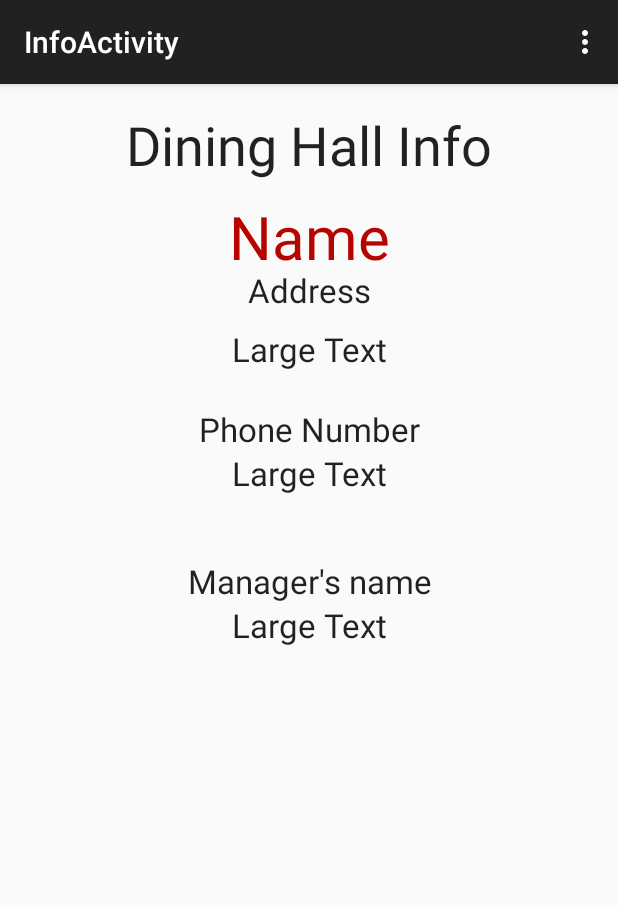
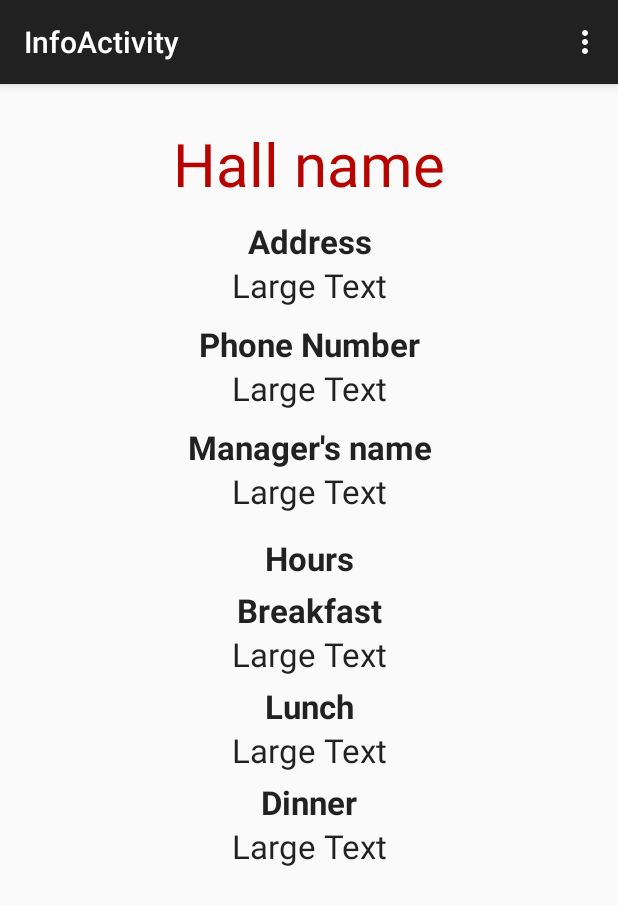
Before and after one commit to aschleicher2/HuskerDining, an Android app: the InfoActivity screen opened directly, with no data from a screen before it, on a phone screen of 412 x 824 dp. Shown: the top 905 px of the screen. Run offline under Robolectric (Android 15) with nearby library versions, the light colour scheme and no system bars.

Commit message:
Touched up layout

```diff
--- a/HuskerDining/app/src/main/res/layout/activity_info.xml
+++ b/HuskerDining/app/src/main/res/layout/activity_info.xml
@@ -12,16 +12,15 @@
         android:textAppearance="?android:attr/textAppearanceLarge"
         android:text="Address"
         android:id="@+id/address"
-        android:layout_marginTop="38dp"
+        android:singleLine="false"
+        android:gravity="center_horizontal"
+        android:paddingTop="10dp"
+        android:layout_below="@+id/name_info"
+        android:layout_alignParentLeft="true"
+        android:layout_alignParentStart="true"
         android:layout_alignParentRight="true"
         android:layout_alignParentEnd="true"
-        android:layout_alignParentLeft="true"
-        android:layout_alignParentStart="true"
-        android:singleLine="false"
-        android:gravity="center_horizontal"
-        android:layout_below="@+id/diningHall_info"
-        android:paddingTop="20dp"
-        android:paddingBottom="10dp" />
+        android:textStyle="bold" />
 
     <TextView
         android:layout_width="wrap_content"
@@ -29,13 +28,13 @@
         android:textAppearance="?android:attr/textAppearanceLarge"
         android:text="Phone Number"
         android:id="@+id/phone_number"
-        android:layout_below="@+id/address"
-        android:layout_marginTop="53dp"
-        android:layout_alignRight="@+id/phone_info"
-        android:layout_alignEnd="@+id/phone_info"
+        android:gravity="center_horizontal"
+        android:layout_below="@+id/address_info"
         android:layout_alignParentLeft="true"
         android:layout_alignParentStart="true"
-        android:gravity="center_horizontal" />
+        android:layout_alignParentRight="true"
+        android:layout_alignParentEnd="true"
+        android:textStyle="bold" />
 
     <TextView
         android:layout_width="wrap_content"
@@ -43,27 +42,13 @@
         android:textAppearance="?android:attr/textAppearanceLarge"
         android:text="Manager&apos;s name"
         android:id="@+id/manager_name"
-        android:layout_below="@+id/phone_number"
-        android:layout_marginTop="72dp"
+        android:gravity="center_horizontal"
+        android:layout_below="@+id/phone_info"
         android:layout_alignParentLeft="true"
         android:layout_alignParentStart="true"
-        android:layout_alignRight="@+id/manager_info"
-        android:layout_alignEnd="@+id/manager_info"
-        android:gravity="center_horizontal" />
-
-    <TextView
-        android:layout_width="wrap_content"
-        android:layout_height="wrap_content"
-        android:textAppearance="?android:attr/textAppearanceLarge"
-        android:text="Dining Hall Info"
-        android:id="@+id/diningHall_info"
-        android:textSize="@dimen/abc_action_button_min_width_overflow_material"
-        android:gravity="center_horizontal"
-        android:layout_alignParentTop="true"
         android:layout_alignParentRight="true"
         android:layout_alignParentEnd="true"
-        android:layout_alignParentLeft="true"
-        android:layout_alignParentStart="true" />
+        android:textStyle="bold" />
 
     <TextView
         android:layout_width="wrap_content"
@@ -71,13 +56,13 @@
         android:textAppearance="?android:attr/textAppearanceLarge"
         android:text="Large Text"
         android:id="@+id/address_info"
+        android:gravity="center_horizontal"
+        android:paddingBottom="10dp"
         android:layout_below="@+id/address"
         android:layout_alignParentLeft="true"
         android:layout_alignParentStart="true"
-        android:gravity="center_horizontal"
         android:layout_alignParentRight="true"
-        android:layout_alignParentEnd="true"
-        android:paddingBottom="20dp" />
+        android:layout_alignParentEnd="true" />
 
     <TextView
         android:layout_width="wrap_content"
@@ -85,13 +70,13 @@
         android:textAppearance="?android:attr/textAppearanceLarge"
         android:text="Large Text"
         android:id="@+id/phone_info"
+        android:gravity="center_horizontal"
+        android:paddingBottom="10dp"
         android:layout_below="@+id/phone_number"
-        android:layout_alignRight="@+id/address_info"
-        android:layout_alignEnd="@+id/address_info"
         android:layout_alignParentLeft="true"
         android:layout_alignParentStart="true"
-        android:gravity="center_horizontal"
-        android:paddingBottom="10dp" />
+        android:layout_alignParentRight="true"
+        android:layout_alignParentEnd="true" />
 
     <TextView
         android:layout_width="wrap_content"
@@ -101,27 +86,125 @@
         android:id="@+id/manager_info"
         android:gravity="center_horizontal"
         android:layout_below="@+id/manager_name"
-        android:layout_alignRight="@+id/phone_info"
-        android:layout_alignEnd="@+id/phone_info"
         android:layout_alignParentLeft="true"
-        android:layout_alignParentStart="true" />
+        android:layout_alignParentStart="true"
+        android:layout_alignParentRight="true"
+        android:layout_alignParentEnd="true"
+        android:paddingBottom="15dp" />
 
     <TextView
         android:layout_width="wrap_content"
         android:layout_height="wrap_content"
         android:textAppearance="?android:attr/textAppearanceMedium"
-        android:text="Name"
+        android:text="Hall name"
         android:id="@+id/name_info"
-        android:layout_below="@+id/diningHall_info"
-        android:layout_alignRight="@+id/address"
-        android:layout_alignEnd="@+id/address"
-        android:layout_above="@+id/address_info"
+        android:gravity="center_horizontal"
+        android:textColor="#ffb60500"
+        android:textSize="40dp"
+        android:paddingTop="10dp"
+        android:layout_alignParentTop="true"
         android:layout_alignParentLeft="true"
         android:layout_alignParentStart="true"
         android:layout_alignParentRight="true"
+        android:layout_alignParentEnd="true" />
+
+    <TextView
+        android:layout_width="wrap_content"
+        android:layout_height="wrap_content"
+        android:textAppearance="?android:attr/textAppearanceLarge"
+        android:text="Hours"
+        android:id="@+id/hours"
         android:gravity="center_horizontal"
-        android:textColor="#ffb60500"
-        android:textSize="40dp"
-        android:paddingTop="10dp" />
+        android:layout_below="@+id/manager_info"
+        android:layout_alignParentLeft="true"
+        android:layout_alignParentStart="true"
+        android:layout_alignParentRight="true"
+        android:layout_alignParentEnd="true"
+        android:textStyle="bold"
+        android:singleLine="false"
+        android:paddingBottom="5dp" />
+
+    <TextView
+        android:layout_width="wrap_content"
+        android:layout_height="wrap_content"
+        android:textAppearance="?android:attr/textAppearanceLarge"
+        android:text="Breakfast"
+        android:id="@+id/breakfast"
+        android:layout_below="@+id/hours"
+        android:layout_alignParentLeft="true"
+        android:layout_alignParentStart="true"
+        android:layout_alignParentRight="true"
+        android:layout_alignParentEnd="true"
+        android:textStyle="bold"
+        android:gravity="center_horizontal" />
+
+    <TextView
+        android:layout_width="wrap_content"
+        android:layout_height="wrap_content"
+        android:textAppearance="?android:attr/textAppearanceLarge"
+        android:text="Large Text"
+        android:id="@+id/breakfast_hours"
+        android:layout_below="@+id/breakfast"
+        android:layout_alignParentRight="true"
+        android:layout_alignParentEnd="true"
+        android:layout_alignParentLeft="true"
+        android:layout_alignParentStart="true"
+        android:gravity="center_horizontal"
+        android:paddingBottom="5dp" />
+
+    <TextView
+        android:layout_width="wrap_content"
+        android:layout_height="wrap_content"
+        android:textAppearance="?android:attr/textAppearanceLarge"
+        android:text="Lunch"
+        android:id="@+id/lunch"
+        android:layout_below="@+id/breakfast_hours"
+        android:layout_alignParentLeft="true"
+        android:layout_alignParentStart="true"
+        android:layout_alignParentRight="true"
+        android:layout_alignParentEnd="true"
+        android:textStyle="bold"
+        android:gravity="center_horizontal" />
+
+    <TextView
+        android:layout_width="wrap_content"
+        android:layout_height="wrap_content"
+        android:textAppearance="?android:attr/textAppearanceLarge"
+        android:text="Large Text"
+        android:id="@+id/lunch_hours"
+        android:layout_below="@+id/lunch"
+        android:layout_alignParentRight="true"
+        android:layout_alignParentEnd="true"
+        android:layout_alignParentLeft="true"
+        android:layout_alignParentStart="true"
+        android:gravity="center_horizontal"
+        android:paddingBottom="5dp" />
+
+    <TextView
+        android:layout_width="wrap_content"
+        android:layout_height="wrap_content"
+        android:textAppearance="?android:attr/textAppearanceLarge"
+        android:text="Dinner"
+        android:id="@+id/dinner"
+        android:layout_below="@+id/lunch_hours"
+        android:textStyle="bold"
+        android:layout_alignParentRight="true"
+        android:layout_alignParentEnd="true"
+        android:layout_alignParentLeft="true"
+        android:layout_alignParentStart="true"
+        android:gravity="center_horizontal" />
+
+    <TextView
+        android:layout_width="wrap_content"
+        android:layout_height="wrap_content"
+        android:textAppearance="?android:attr/textAppearanceLarge"
+        android:text="Large Text"
+        android:id="@+id/dinner_hours"
+        android:layout_below="@+id/dinner"
+        android:layout_alignParentRight="true"
+        android:layout_alignParentEnd="true"
+        android:layout_alignParentLeft="true"
+        android:layout_alignParentStart="true"
+        android:gravity="center_horizontal" />
 
 </RelativeLayout>
```
Also changed, not shown: HuskerDining/app/src/main/res/layout/activity_main.xml (+22 -18 lines), HuskerDining/app/src/main/res/layout/activity_menu.xml (+12 -12 lines), HuskerDining/app/src/main/res/layout/activity_selection.xml (+17 -12 lines).
